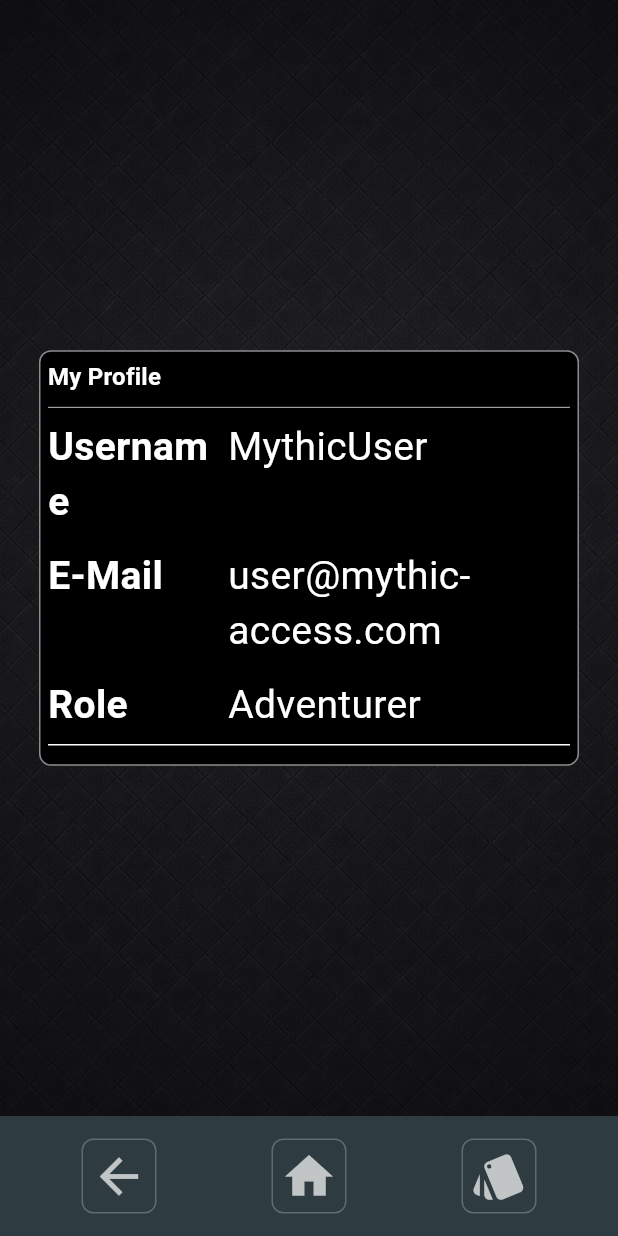
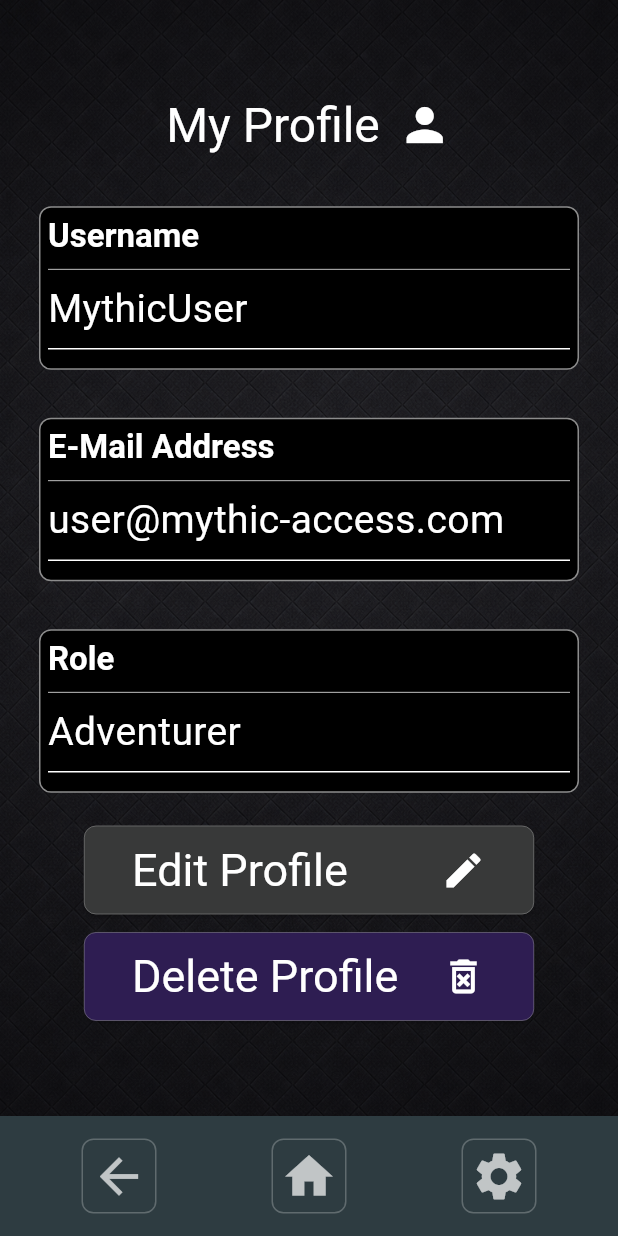
Before and after one commit to jensma89/mythic-access-frontend, a Flutter app: the ProfilePage screen opened by its route, on a phone screen of 412 x 824 dp. Run offline on Flutter 3.47's test engine with Material 3 defaults, Android fonts, the phone set to English and light mode, and no system bars.

Commit message:
Design the profile page

```diff
--- a/lib/core/components/entity_card.dart
+++ b/lib/core/components/entity_card.dart
@@ -39,7 +39,7 @@ class EntityCard extends StatelessWidget {
             title,
             style: Theme.of(
               context,
-            ).textTheme.titleMedium?.copyWith(fontWeight: FontWeight.bold),
+            ).textTheme.titleLarge?.copyWith(fontWeight: FontWeight.bold),
           ),
           const Divider(),
 
--- a/lib/core/components/nav_bar.dart
+++ b/lib/core/components/nav_bar.dart
@@ -121,9 +121,8 @@ class _TopNavBar extends StatelessWidget {
           icon: Icons.settings,
           label: 'Settings',
           semanticsLabel: 'Settings',
-          onPressed: onToggleCard,
+          onPressed: () {},
           showLabel: true,
-          active: isCardOpen,
         ),
       ],
     );
@@ -156,6 +155,7 @@ class _BottomNavBar extends StatelessWidget {
         child: Row(
           mainAxisAlignment: MainAxisAlignment.spaceAround,
           children: [
+            // Back button (mobile)
             _NavButton(
               icon: Icons.arrow_back,
               label: 'Back',
@@ -163,6 +163,8 @@ class _BottomNavBar extends StatelessWidget {
               onPressed: onBack,
               active: activeItem == NavItem.back,
             ),
+
+            // Home button (mobile)
             _NavButton(
               icon: Icons.home,
               label: 'Home',
@@ -170,12 +172,13 @@ class _BottomNavBar extends StatelessWidget {
               onPressed: onHome,
               active: activeItem == NavItem.home,
             ),
+
+            // Settings button (mobile)
             _NavButton(
-              icon: Icons.style,
+              icon: Icons.settings,
               label: 'Card',
-              semanticsLabel: 'Show or hide quick settings menu',
-              onPressed: onToggleCard,
-              active: isCardOpen,
+              semanticsLabel: 'Settings menu',
+              onPressed: () {},
             ),
           ],
         ),
--- a/lib/features/profiles/ui/profile_detail_page.dart
+++ b/lib/features/profiles/ui/profile_detail_page.dart
@@ -21,7 +21,7 @@ class _ProfilePageState extends State<ProfilePage> {
   String email = 'user@mythic-access.com';
   String role = 'Adventurer';
 
-  // Content (user me data) in entity card
+  // Content (user me data) in entity cards
   @override
   Widget build(BuildContext context) {
     return AppDarkBackground(
@@ -31,29 +31,106 @@ class _ProfilePageState extends State<ProfilePage> {
         body: Center(
           child: ConstrainedBox(
             constraints: const BoxConstraints(
-              maxWidth: 900,
-            ), // For Web / Desktop
+              maxWidth: 900, // For Web / Desktop
+            ),
             child: SingleChildScrollView(
               child: Padding(
                 padding: const EdgeInsets.symmetric(
                   vertical: 32,
                   horizontal: 16,
                 ),
-                child: EntityCard(
-                  title: 'My Profile',
-                  content: [
-                    _buildProfileRow(context, 'Username', username),
+                child: Column(
+                  crossAxisAlignment: CrossAxisAlignment.center,
+                  children: [
+                    // Title - top
+                    SafeArea(
+                      child: Padding(
+                        padding: const EdgeInsets.only(bottom: 24),
+                        child: Row(
+                          mainAxisSize: MainAxisSize.min,
+                          crossAxisAlignment: CrossAxisAlignment.center,
+                          children: [
+                            Text(
+                              'My Profile',
+                              style: Theme.of(context).textTheme.headlineLarge,
+                              semanticsLabel: 'Your profile page',
+                            ),
+                            const SizedBox(width: 12),
+                            ExcludeSemantics(
+                              child: Icon(Icons.person, size: 36),
+                            ),
+                          ],
+                        ),
+                      ),
+                    ),
+
+                    // Entity cards (modular)
+                    // Username card
+                    EntityCard(
+                      title: 'Username',
+                      content: [
+                        Text(
+                          username,
+                          style: Theme.of(context).textTheme.bodyMedium,
+                        ),
+                      ],
+                      footer: const SizedBox.shrink(),
+                    ),
                     const SizedBox(height: 12),
-                    _buildProfileRow(context, 'E-Mail', email),
+
+                    // E-Mail Address card
+                    EntityCard(
+                      title: 'E-Mail Address',
+                      content: [
+                        Text(
+                          email,
+                          style: Theme.of(context).textTheme.bodyMedium,
+                        ),
+                      ],
+                      footer: const SizedBox.shrink(),
+                    ),
                     const SizedBox(height: 12),
-                    _buildProfileRow(context, 'Role', role),
+
+                    // Role card
+                    EntityCard(
+                      title: 'Role',
+                      content: [
+                        Text(
+                          role,
+                          style: Theme.of(context).textTheme.bodyMedium,
+                        ),
+                      ],
+                      footer: const SizedBox.shrink(),
+                    ),
+                    const SizedBox(height: 12),
+
+                    // Buttons area
+                    Column(
+                      crossAxisAlignment: CrossAxisAlignment.center,
+                      children: [
+                        // Edit profile button
+                        AppButton(
+                          text: 'Edit Profile',
+                          semanticsLabel: 'Edit your profile',
+                          icon: Icons.edit,
+                          onPressed: () {
+                            // TODO: open edit profile dialog
+                          },
+                        ),
+                        const SizedBox(height: 12),
+
+                        // Delete profile button
+                        SecondaryButton(
+                          text: 'Delete Profile',
+                          semanticsLabel: 'Delete your profile',
+                          icon: Icons.delete_forever_outlined,
+                          onPressed: () {
+                            // TODO: open confirm deletion dialog
+                          },
+                        ),
+                      ],
+                    ),
                   ],
-                  footer: Row(
-                    mainAxisAlignment: MainAxisAlignment.end,
-                    children: [
-                      // Buttons ...
-                    ],
-                  ),
                 ),
               ),
             ),
@@ -63,24 +140,3 @@ class _ProfilePageState extends State<ProfilePage> {
     );
   }
 }
-
-// Content builder function
-Widget _buildProfileRow(BuildContext context, String label, String value) {
-  return Row(
-    crossAxisAlignment: CrossAxisAlignment.start,
-    children: [
-      SizedBox(
-        width: 120, // Better alignment on Web / Desktop
-        child: Text(
-          label,
-          style: Theme.of(
-            context,
-          ).textTheme.bodyMedium?.copyWith(fontWeight: FontWeight.bold),
-        ),
-      ),
-      Expanded(
-        child: Text(value, style: Theme.of(context).textTheme.bodyMedium),
-      ),
-    ],
-  );
-}
```
